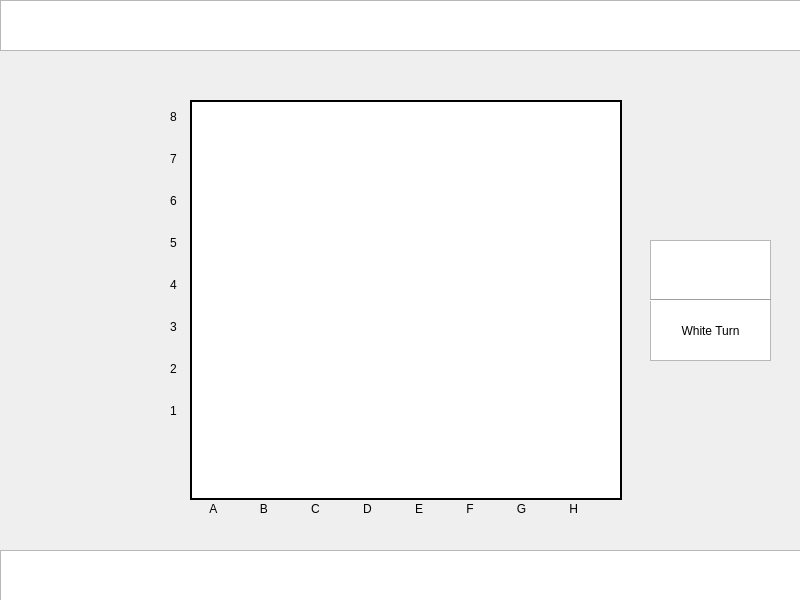
The window that mainwindow.ui (danduggan98/QtChess) describes before a commit, drawn with Qt 5.
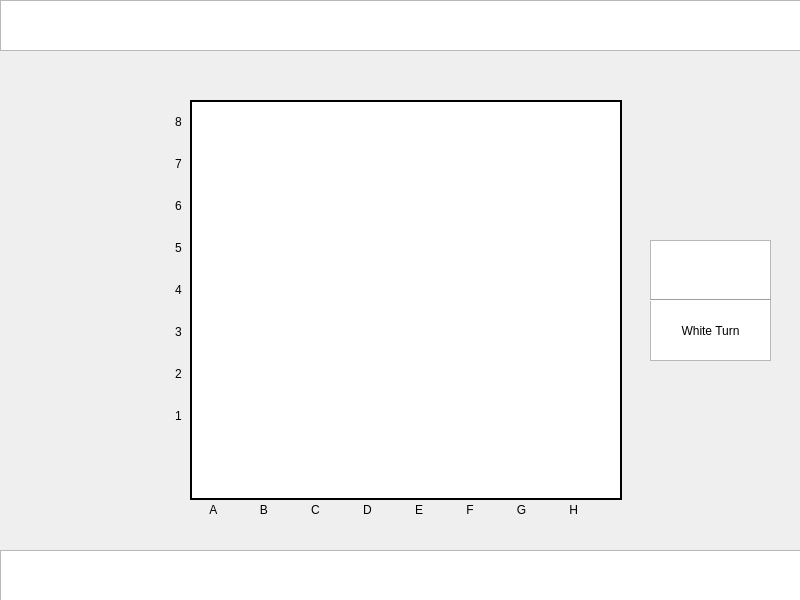
The same window after the commit.

Commit message: Improved row/col labels

The edit to the form file:
```diff
--- a/mainwindow.ui
+++ b/mainwindow.ui
@@ -102,7 +102,7 @@
       <x>190</x>
       <y>500</y>
       <width>431</width>
-      <height>17</height>
+      <height>20</height>
      </rect>
     </property>
     <property name="text">
@@ -125,8 +125,8 @@
    <widget class="QLabel" name="RowLabel">
     <property name="geometry">
      <rect>
-      <x>170</x>
-      <y>110</y>
+      <x>175</x>
+      <y>115</y>
       <width>41</width>
       <height>391</height>
      </rect>
```
